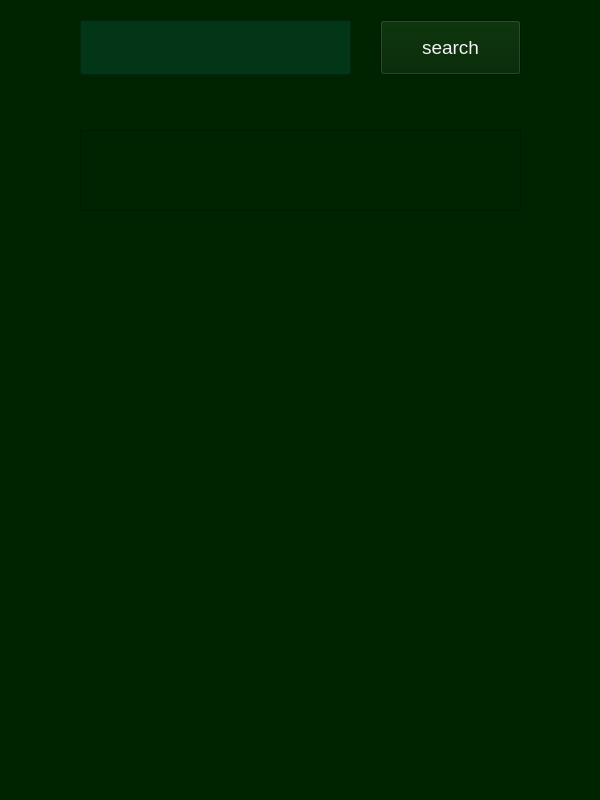
Qt form SearchWindow.ui (Skripkon/App-for-learning-English-LANGOD) before a commit.
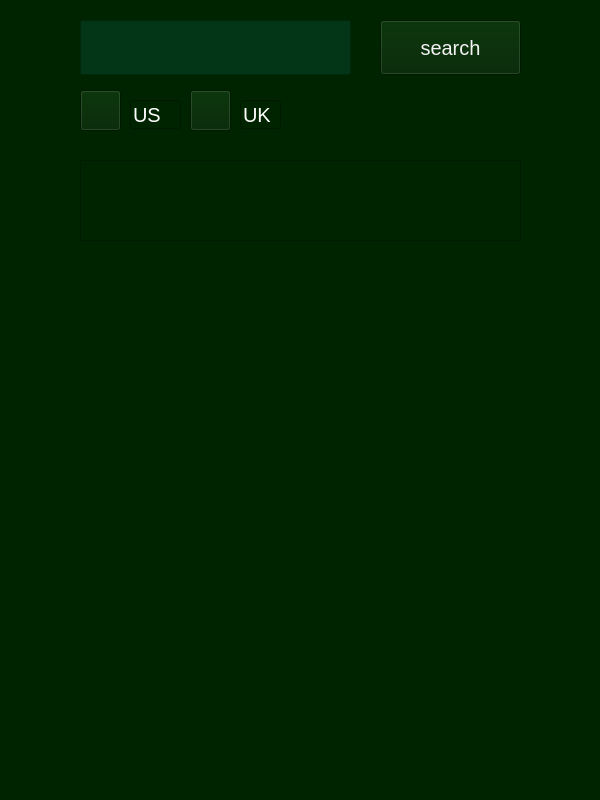
The same form after that commit. Icons and pictures are not drawn.

Patch:
```diff
--- a/SearchWindow.ui
+++ b/SearchWindow.ui
@@ -29,7 +29,7 @@
     </property>
     <property name="styleSheet">
      <string notr="true">color:rgb(255, 0, 255);
-font-size:14pt; 
+font-size:15pt; 
 color:rgb(243, 243, 243);
 </string>
     </property>
@@ -58,7 +58,7 @@
     <property name="geometry">
      <rect>
       <x>80</x>
-      <y>130</y>
+      <y>160</y>
       <width>441</width>
       <height>81</height>
      </rect>
@@ -71,6 +71,103 @@
 </string>
     </property>
    </widget>
+   <widget class="QPushButton" name="pronunciationUSA">
+    <property name="geometry">
+     <rect>
+      <x>80</x>
+      <y>90</y>
+      <width>41</width>
+      <height>41</height>
+     </rect>
+    </property>
+    <property name="styleSheet">
+     <string notr="true">color: rgb(255, 255, 255);</string>
+    </property>
+    <property name="text">
+     <string/>
+    </property>
+    <property name="icon">
+     <iconset>
+      <normalon>.</normalon>
+      <activeon>:/voiceButtonIcon.png/voiceButtonIcon.png</activeon>
+     </iconset>
+    </property>
+    <property name="iconSize">
+     <size>
+      <width>40</width>
+      <height>40</height>
+     </size>
+    </property>
+    <property name="checkable">
+     <bool>false</bool>
+    </property>
+   </widget>
+   <widget class="QPushButton" name="pronunciationUK">
+    <property name="geometry">
+     <rect>
+      <x>190</x>
+      <y>90</y>
+      <width>41</width>
+      <height>41</height>
+     </rect>
+    </property>
+    <property name="styleSheet">
+     <string notr="true">color: rgb(255, 255, 255);
+</string>
+    </property>
+    <property name="text">
+     <string/>
+    </property>
+    <property name="icon">
+     <iconset>
+      <normalon>.</normalon>
+      <activeon>:/voiceButtonIcon.png/voiceButtonIcon.png</activeon>
+     </iconset>
+    </property>
+    <property name="iconSize">
+     <size>
+      <width>40</width>
+      <height>40</height>
+     </size>
+    </property>
+    <property name="checkable">
+     <bool>false</bool>
+    </property>
+   </widget>
+   <widget class="QLineEdit" name="pronunciationUSAtext">
+    <property name="geometry">
+     <rect>
+      <x>130</x>
+      <y>100</y>
+      <width>51</width>
+      <height>29</height>
+     </rect>
+    </property>
+    <property name="styleSheet">
+     <string notr="true">color: rgb(255, 255, 255);
+font: 15pt;</string>
+    </property>
+    <property name="text">
+     <string>US</string>
+    </property>
+   </widget>
+   <widget class="QLineEdit" name="pronunciationUKtext">
+    <property name="geometry">
+     <rect>
+      <x>240</x>
+      <y>100</y>
+      <width>41</width>
+      <height>29</height>
+     </rect>
+    </property>
+    <property name="styleSheet">
+     <string notr="true">color: rgb(255, 255, 255);
+font: 15pt;</string>
+    </property>
+    <property name="text">
+     <string>UK</string>
+    </property>
+   </widget>
   </widget>
   <widget class="QMenuBar" name="menubar">
    <property name="geometry">
```
Left out of the diff: 4 changed lines with no effect on the pictures.
